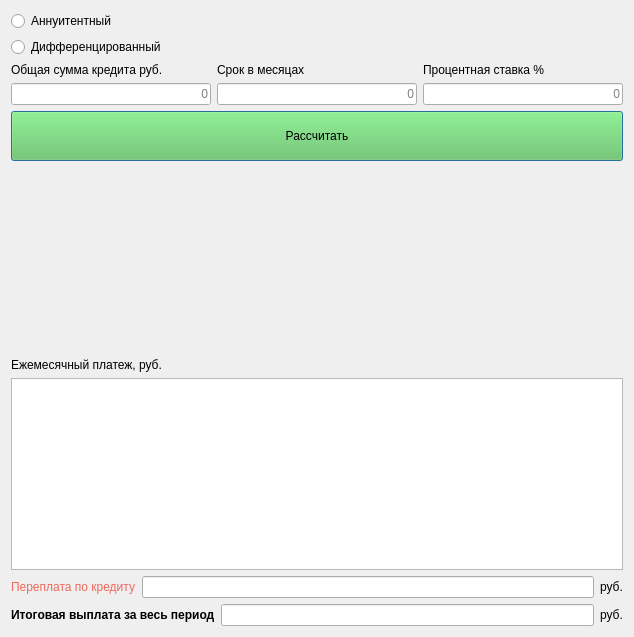
Above: src/frontend/smartCalc/credit.ui from ara-bakiev997/C7_SmartCalc before the change. Below: the same form after it.
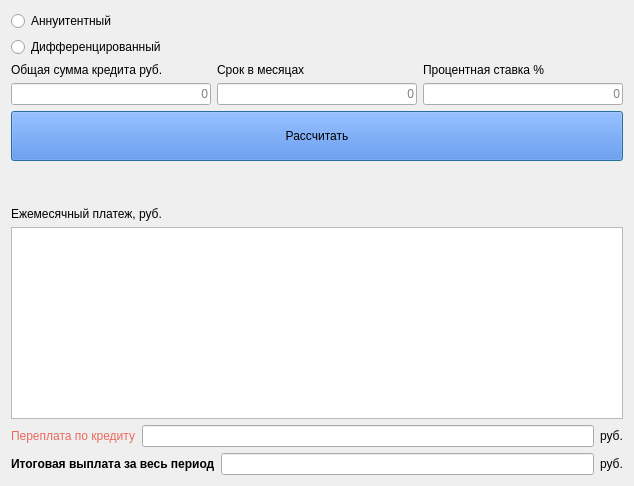
That is the form after the change.

What changed in the file:
```diff
--- a/src/frontend/smartCalc/credit.ui
+++ b/src/frontend/smartCalc/credit.ui
@@ -7,7 +7,7 @@
     <x>0</x>
     <y>0</y>
     <width>634</width>
-    <height>637</height>
+    <height>486</height>
    </rect>
   </property>
   <property name="windowTitle">
@@ -123,7 +123,9 @@
         </size>
        </property>
        <property name="styleSheet">
-        <string notr="true">background-color: rgb(97, 197, 83);</string>
+        <string notr="true">background-color: rgb(97, 197, 83);
+font: 18pt &quot;.AppleSystemUIFont&quot;;
+background-color: rgb(68, 125, 230);</string>
        </property>
        <property name="text">
         <string>Рассчитать</string>
@@ -144,7 +146,7 @@
        <property name="sizeHint" stdset="0">
         <size>
          <width>20</width>
-         <height>40</height>
+         <height>30</height>
         </size>
        </property>
       </spacer>
```
